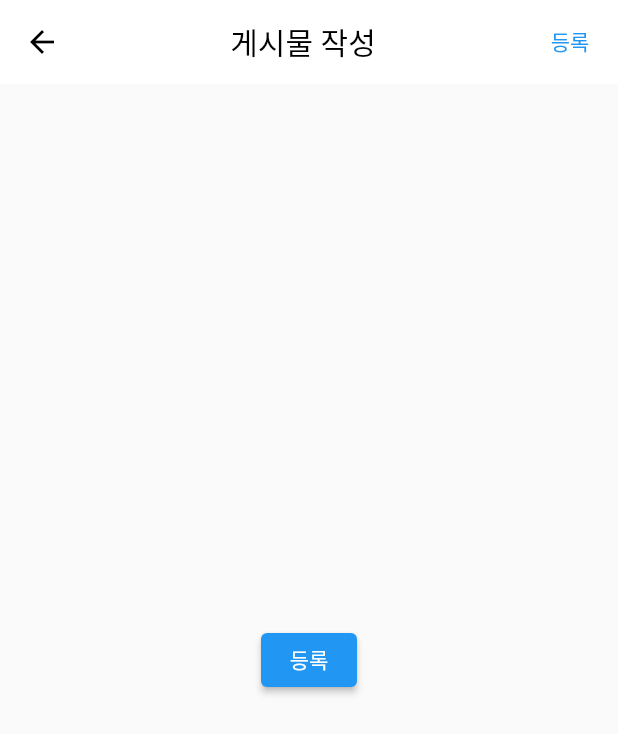
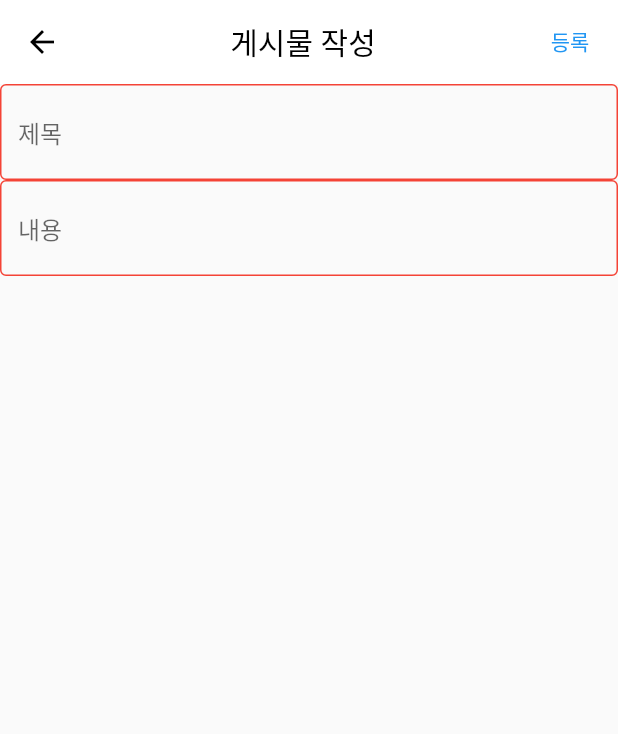
Before and after one commit to jongho-dev/FencingApp, a Flutter app: the screen it shows once a user with an empty profile is signed in, after a tap on "글쓰기", on a phone screen of 412 x 824 dp. Shown: the top 734 px of the screen. Run offline on Flutter 3.47's test engine with Material 2 defaults, Android fonts, the light colour scheme and no system bars; our stand-ins replace cloud_firestore, firebase_auth, firebase_core, google_sign_in; accounts and stored records are empty.

Commit message:
FIX: writePost 수정

```diff
--- a/lib/pages/home.dart
+++ b/lib/pages/home.dart
@@ -57,7 +57,7 @@ class _HomePageState extends State<HomePage> {
         ],
       ),
       body: StreamBuilder(
-        stream: product.snapshots(),
+        stream: product.orderBy('time', descending: true).snapshots(),
         builder: (BuildContext context,
             AsyncSnapshot<QuerySnapshot> streamSnapshot) {
           print(streamSnapshot.hasError);
@@ -69,7 +69,7 @@ class _HomePageState extends State<HomePage> {
                     streamSnapshot.data!.docs[index];
                 return Card(
                   child: ListTile(
-                    title: Text(documentSnapshot['content']),
+                    title: Text(documentSnapshot['title']),
                     subtitle: Text(documentSnapshot['writer']),
                   ),
                 );
--- a/lib/pages/writepost.dart
+++ b/lib/pages/writepost.dart
@@ -1,18 +1,31 @@
 import 'package:cloud_firestore/cloud_firestore.dart';
 import 'package:flutter/material.dart';
+import 'package:firebase_auth/firebase_auth.dart';
 
-void createData() {
-  final userCollectionReference =
-      FirebaseFirestore.instance.collection('posts');
-  userCollectionReference.doc().set({'writer': '글쓰니', 'content': '글 썼다.'});
+class WritePost extends StatefulWidget {
+  @override
+  State<WritePost> createState() => _WritePostState();
 }
 
-class WritePost extends StatelessWidget {
-  const WritePost({super.key});
+class _WritePostState extends State<WritePost> {
+  final user = FirebaseAuth.instance.currentUser;
+  // 텍스트필드 컨트롤
+  TextEditingController _titlecontroller = TextEditingController();
+  TextEditingController _contentcontroller = TextEditingController();
 
   @override
+  void dispose() {
+    _titlecontroller.dispose();
+    _contentcontroller.dispose();
+    super.dispose();
+  }
+
   Widget build(BuildContext context) {
-    return Scaffold(
+    return GestureDetector(
+      onTap: () {
+        FocusScope.of(context).unfocus();
+      },
+      child: Scaffold(
         appBar: AppBar(
           title: Center(
             child: Text(
@@ -23,13 +36,43 @@ class WritePost extends StatelessWidget {
           elevation: 0.0,
           iconTheme: IconThemeData(color: Colors.black),
           backgroundColor: Colors.white,
-        actions: [TextButton(onPressed: () {}, child: Text('등록'))],
+          actions: [
+            TextButton(
+              child: Text('등록'),
+              onPressed: () {
+                final userCollectionReference =
+                    FirebaseFirestore.instance.collection('posts');
+                userCollectionReference.doc().set({
+                  'writer': user!.email,
+                  'title': _titlecontroller.text,
+                  'content': _contentcontroller.text,
+                  'time': Timestamp.now()
+                });
+
+                Navigator.pop(context);
+              },
+            )
+          ],
         ),
-      body: Center(
-        child: ElevatedButton(
-          child: Text('등록'),
-          onPressed: createData,
+        body: Column(children: [
+          TextField(
+            controller: _titlecontroller,
+            decoration: InputDecoration(
+              hintText: "제목",
+              enabledBorder: OutlineInputBorder(
+                  borderSide: BorderSide(color: Colors.red, width: 1.0)),
             ),
+          ),
+          TextField(
+            controller: _contentcontroller,
+            maxLines: null,
+            decoration: InputDecoration(
+              hintText: "내용",
+              enabledBorder: OutlineInputBorder(
+                  borderSide: BorderSide(color: Colors.red, width: 1.0)),
+            ),
+          ),
+        ]),
       ),
     );
   }
```
Lines whose indentation alone changed are shown as unchanged.
